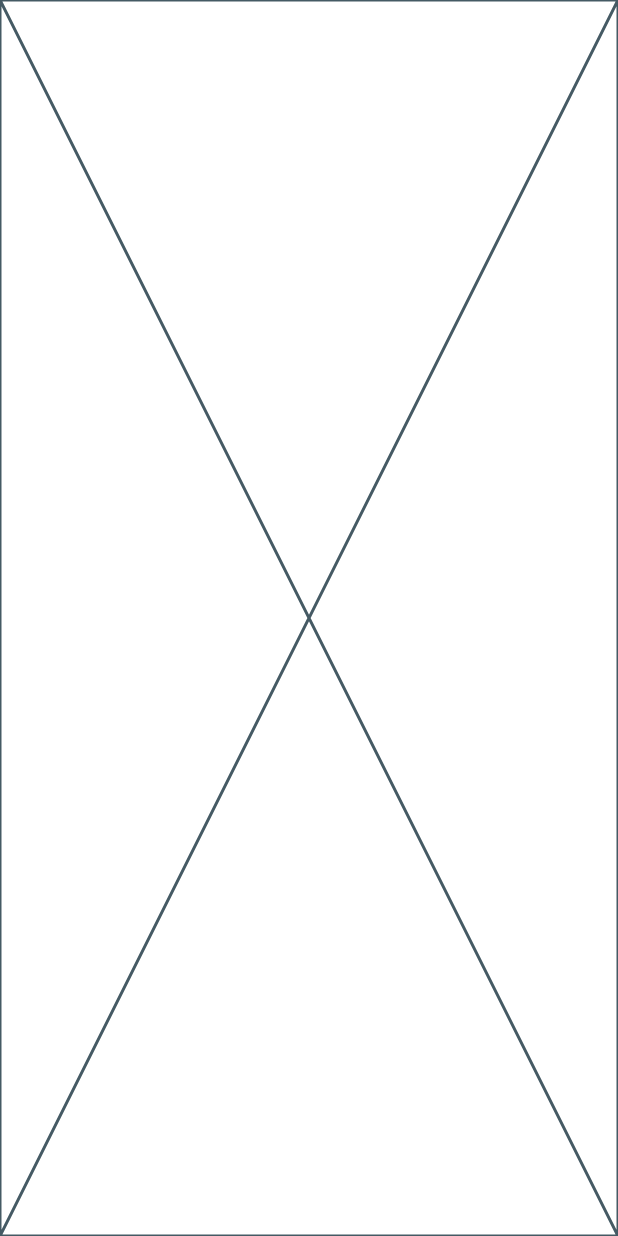
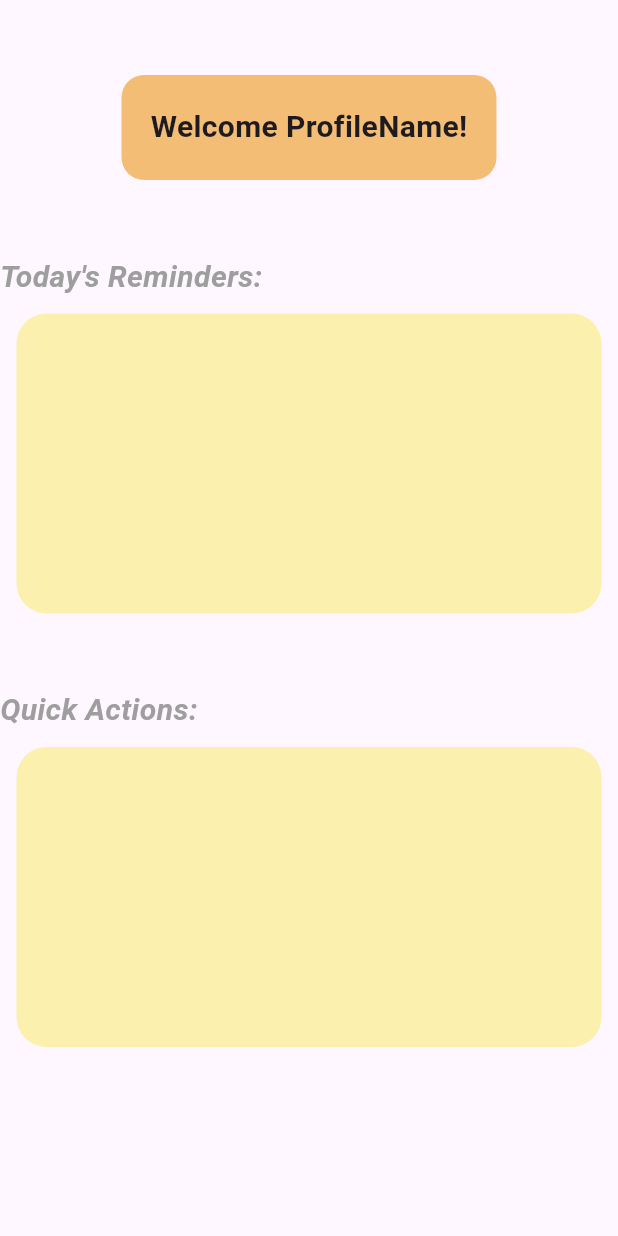
Before and after one commit to Evelyyn-14/PetCareApp, a Flutter app: the screen it shows after launch, on a phone screen of 412 x 824 dp. Run offline on Flutter 3.47's test engine with Material 3 defaults, Android fonts, the phone set to English and light mode, and no system bars.

Commit message:
Setup container for reminder and quick actions.

```diff
--- a/lib/home_screen.dart
+++ b/lib/home_screen.dart
@@ -10,6 +10,76 @@ class HomeScreen extends StatefulWidget {
 class _HomeScreenState extends State<HomeScreen> {
   @override
   Widget build(BuildContext context) {
-    return const Placeholder();
+    return Scaffold(
+      body: Column(
+        children: [
+          Align(
+            alignment: Alignment.topCenter,
+            child: Container(
+              margin: EdgeInsets.only(top: 50),
+              width: 250,
+              height: 70,
+              decoration: BoxDecoration(
+                color: const Color.fromARGB(255, 244, 189, 118),
+                borderRadius: BorderRadius.circular(15),
+              ),
+              child: Center(
+                child: Text(
+                  'Welcome ProfileName!',
+                  style: TextStyle(
+                    fontSize: 20,
+                    fontWeight: FontWeight.bold,
+                  ),
+                ),
+              ),
+            ),
+          ),
+          SizedBox(height: 50),
+          Align(
+            alignment: Alignment.centerLeft,
+            child: Text(
+              'Today\'s Reminders:',
+              style: TextStyle(
+                fontSize: 20,
+                fontWeight: FontWeight.bold,
+                fontStyle: FontStyle.italic,
+                color: Colors.grey
+              ),
+            ),
+          ),
+          SizedBox(height: 10),
+          Container(
+            width: 390,
+            height: 200,
+            decoration: BoxDecoration(
+                color: Color.fromARGB(228, 252, 239, 165),
+                borderRadius: BorderRadius.circular(20),
+              ),
+          ),
+          SizedBox(height: 50),
+          Align(
+            alignment: Alignment.centerLeft,
+            child: Text(
+              'Quick Actions:',
+              style: TextStyle(
+                fontSize: 20,
+                fontWeight: FontWeight.bold,
+                fontStyle: FontStyle.italic,
+                color: Colors.grey
+              ),
+            ),
+          ),
+          SizedBox(height: 10),
+          Container(
+            width: 390,
+            height: 200,
+            decoration: BoxDecoration(
+                color: Color.fromARGB(228, 252, 239, 165),
+                borderRadius: BorderRadius.circular(20),
+              ),
+          )
+        ],
+      ),
+    );
   }
 }
```
